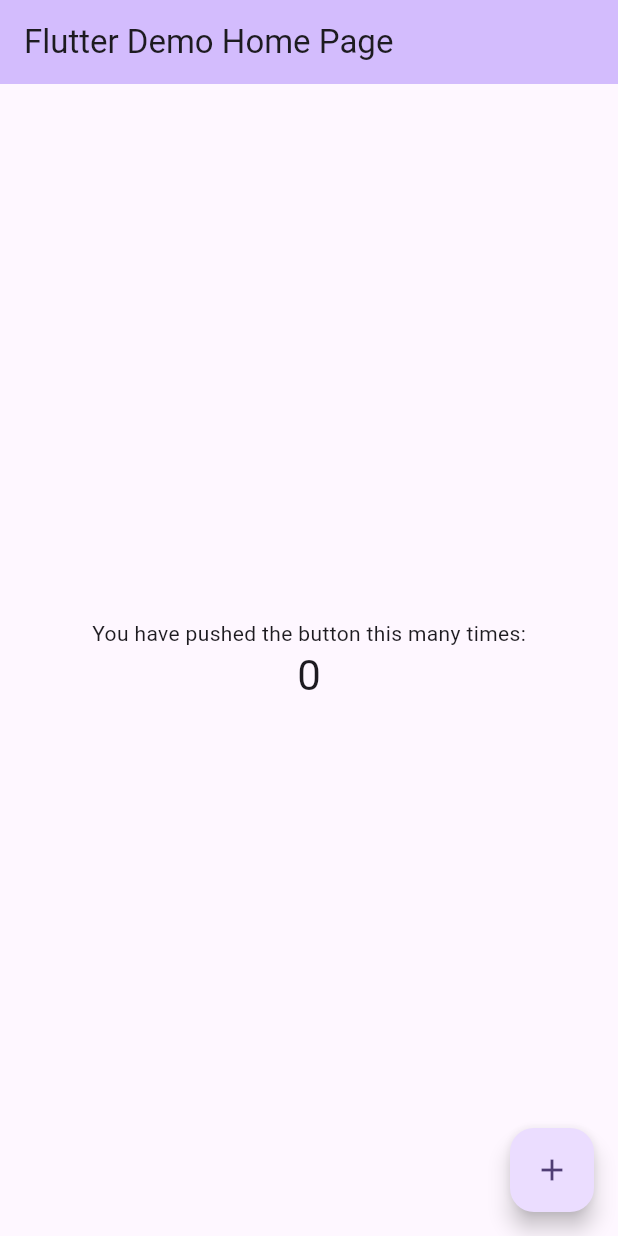
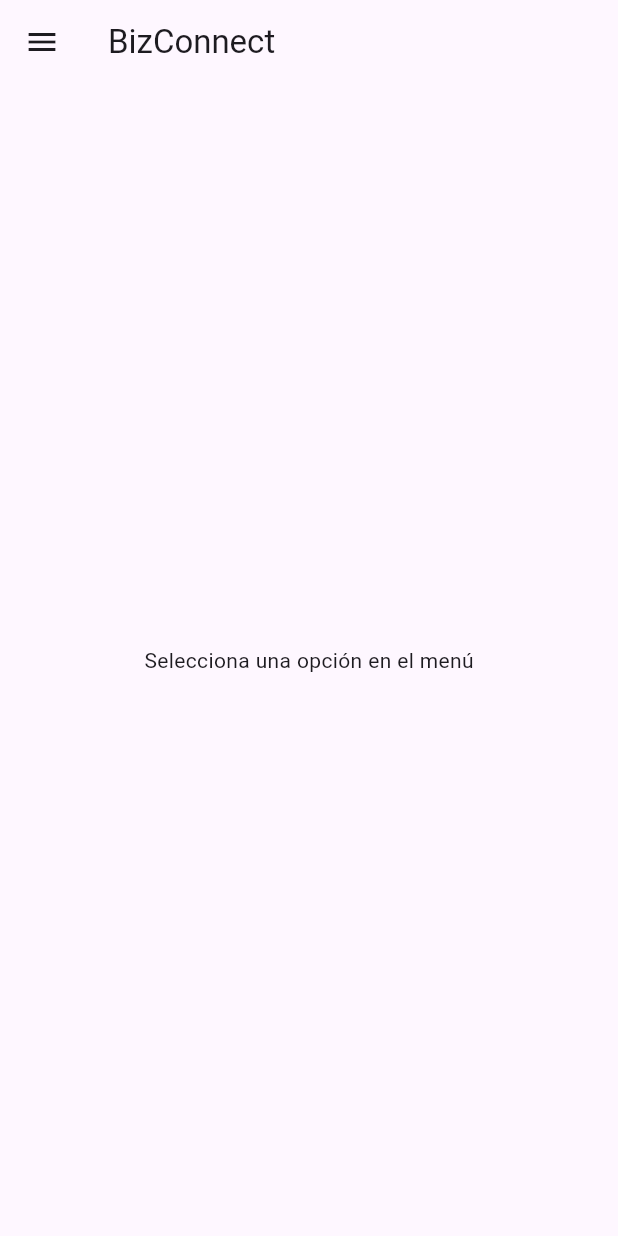
Before and after one commit to Lord-Aitel/bizconnect, a Flutter app: the screen it shows after launch, on a phone screen of 412 x 824 dp. Run offline on Flutter 3.47's test engine with Material 3 defaults, Android fonts, the phone set to English and light mode, and no system bars.

Commit message:
Configurar NavigationScreen como home en main.dart

```diff
--- a/lib/main.dart
+++ b/lib/main.dart
@@ -1,4 +1,5 @@
 import 'package:flutter/material.dart';
+import 'views/navigation.dart';
 
 void main() {
   runApp(const MyApp());
@@ -13,110 +14,9 @@ class MyApp extends StatelessWidget {
     return MaterialApp(
       title: 'Flutter Demo',
       theme: ThemeData(
-        // This is the theme of your application.
-        //
-        // TRY THIS: Try running your application with "flutter run". You'll see
-        // the application has a purple toolbar. Then, without quitting the app,
-        // try changing the seedColor in the colorScheme below to Colors.green
-        // and then invoke "hot reload" (save your changes or press the "hot
-        // reload" button in a Flutter-supported IDE, or press "r" if you used
-        // the command line to start the app).
-        //
-        // Notice that the counter didn't reset back to zero; the application
-        // state is not lost during the reload. To reset the state, use hot
-        // restart instead.
-        //
-        // This works for code too, not just values: Most code changes can be
-        // tested with just a hot reload.
         colorScheme: .fromSeed(seedColor: Colors.deepPurple),
       ),
-      home: const MyHomePage(title: 'Flutter Demo Home Page'),
+      home: const NavigationScreen(),
     );
   }
 }
-
-class MyHomePage extends StatefulWidget {
-  const MyHomePage({super.key, required this.title});
-
-  // This widget is the home page of your application. It is stateful, meaning
-  // that it has a State object (defined below) that contains fields that affect
-  // how it looks.
-
-  // This class is the configuration for the state. It holds the values (in this
-  // case the title) provided by the parent (in this case the App widget) and
-  // used by the build method of the State. Fields in a Widget subclass are
-  // always marked "final".
-
-  final String title;
-
-  @override
-  State<MyHomePage> createState() => _MyHomePageState();
-}
-
-class _MyHomePageState extends State<MyHomePage> {
-  int _counter = 0;
-
-  void _incrementCounter() {
-    setState(() {
-      // This call to setState tells the Flutter framework that something has
-      // changed in this State, which causes it to rerun the build method below
-      // so that the display can reflect the updated values. If we changed
-      // _counter without calling setState(), then the build method would not be
-      // called again, and so nothing would appear to happen.
-      _counter++;
-    });
-  }
-
-  @override
-  Widget build(BuildContext context) {
-    // This method is rerun every time setState is called, for instance as done
-    // by the _incrementCounter method above.
-    //
-    // The Flutter framework has been optimized to make rerunning build methods
-    // fast, so that you can just rebuild anything that needs updating rather
-    // than having to individually change instances of widgets.
-    return Scaffold(
-      appBar: AppBar(
-        // TRY THIS: Try changing the color here to a specific color (to
-        // Colors.amber, perhaps?) and trigger a hot reload to see the AppBar
-        // change color while the other colors stay the same.
-        backgroundColor: Theme.of(context).colorScheme.inversePrimary,
-        // Here we take the value from the MyHomePage object that was created by
-        // the App.build method, and use it to set our appbar title.
-        title: Text(widget.title),
-      ),
-      body: Center(
-        // Center is a layout widget. It takes a single child and positions it
-        // in the middle of the parent.
-        child: Column(
-          // Column is also a layout widget. It takes a list of children and
-          // arranges them vertically. By default, it sizes itself to fit its
-          // children horizontally, and tries to be as tall as its parent.
-          //
-          // Column has various properties to control how it sizes itself and
-          // how it positions its children. Here we use mainAxisAlignment to
-          // center the children vertically; the main axis here is the vertical
-          // axis because Columns are vertical (the cross axis would be
-          // horizontal).
-          //
-          // TRY THIS: Invoke "debug painting" (choose the "Toggle Debug Paint"
-          // action in the IDE, or press "p" in the console), to see the
-          // wireframe for each widget.
-          mainAxisAlignment: .center,
-          children: [
-            const Text('You have pushed the button this many times:'),
-            Text(
-              '$_counter',
-              style: Theme.of(context).textTheme.headlineMedium,
-            ),
-          ],
-        ),
-      ),
-      floatingActionButton: FloatingActionButton(
-        onPressed: _incrementCounter,
-        tooltip: 'Increment',
-        child: const Icon(Icons.add),
-      ),
-    );
-  }
-}
--- /dev/null
+++ b/lib/views/navigation.dart
@@ -0,0 +1,39 @@
+import 'package:flutter/material.dart';
+
+class NavigationScreen extends StatelessWidget {
+  const NavigationScreen({super.key});
+
+  @override
+  Widget build(BuildContext context) {
+    return Scaffold(
+      appBar: AppBar(title: const Text("BizConnect")),
+      drawer: Drawer(
+        child: ListView(
+          padding: EdgeInsets.zero,
+          children: [
+            const DrawerHeader(
+              decoration: BoxDecoration(color: Colors.deepPurple),
+              child: Text("Menú de navegación", style: TextStyle(color: Colors.white, fontSize: 20)),
+            ),
+            ListTile(
+              leading: const Icon(Icons.list),
+              title: const Text("Productos"),
+              onTap: () {
+                Navigator.push(
+                  context,
+                  MaterialPageRoute(
+                    builder: (_) => const Placeholder(),
+                  ),
+                );
+              },
+            ),
+            // aqui se puede expandir con más opciones de navegación
+          ],
+        ),
+      ),
+      body: const Center(
+        child: Text("Selecciona una opción en el menú"),
+      ),
+    );
+  }
+}
```
